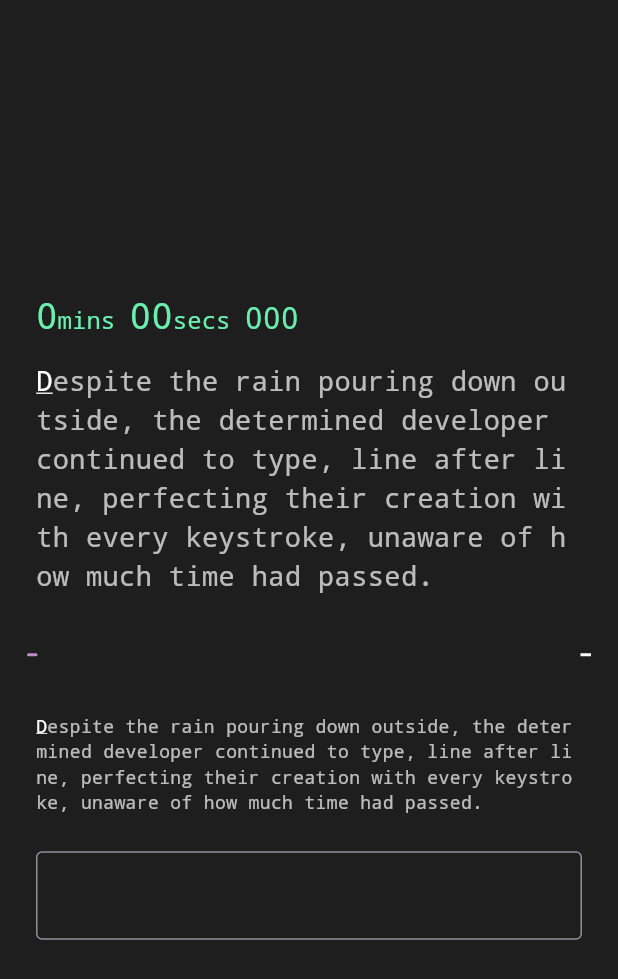
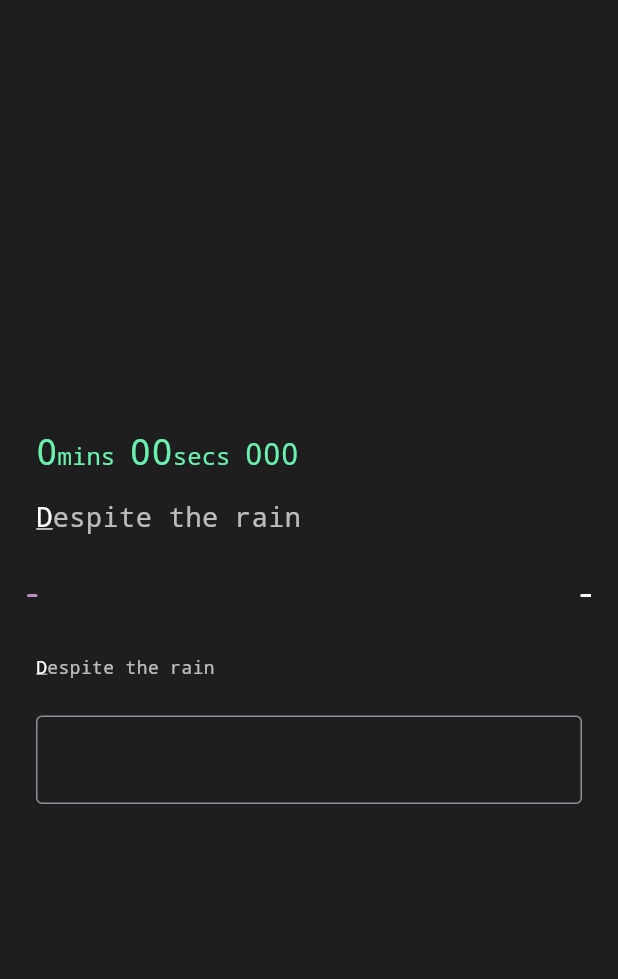
Before and after one commit to ThatSaxyDev/tracer, a Flutter app: the RaceScreen screen opened directly, on a phone screen of 412 x 824 dp. Shown: the top 979 px of the screen. Run offline on Flutter 3.47's test engine with Material 3 defaults, Android fonts, the phone set to English and light mode, and no system bars; our stand-ins replace flutter_animate, flutter_riverpod.

Commit message:
updated the type display to account for indicating spaces correctly and incorrectly

```diff
--- a/lib/models/game_state.dart
+++ b/lib/models/game_state.dart
@@ -28,8 +28,7 @@ class GameState {
   }
 }
 
-String targetText =
-    'Despite the rain pouring down outside, the determined developer continued to type, line after line, perfecting their creation with every keystroke, unaware of how much time had passed.';
+String targetText = 'Despite the rain';
 
 // String tTExt = 'The text is short';
 
--- a/lib/views/race_view.dart
+++ b/lib/views/race_view.dart
@@ -66,7 +66,7 @@ class _RaceScreenState extends ConsumerState<RaceScreen> {
           barrierDismissible: false,
           builder: (contextt) => AlertDialog(
             shape: RoundedRectangleBorder(
-              borderRadius: BorderRadius.circular(20),
+              borderRadius: BorderRadius.circular(8),
             ),
             title: Text(
               whoWon,
@@ -80,7 +80,7 @@ class _RaceScreenState extends ConsumerState<RaceScreen> {
             actions: [
               GameButton(
                 onPressed: () {
-                  Navigator.of(contextt).pop();
+                  // Navigator.of(contextt).pop();
                   Navigator.pushReplacement(
                     context,
                     MaterialPageRoute(
--- a/lib/views/result_view.dart
+++ b/lib/views/result_view.dart
@@ -30,7 +30,9 @@ class _ResultScreenState extends ConsumerState<ResultScreen> {
     final ghostDuration = ref.watch(ghostInputProvider).elapsedTime;
     // final accuracy = game.player.accuracy(game.targetText);
 
-    return Scaffold(
+    return PopScope(
+      canPop: false,
+      child: Scaffold(
         body: Center(
           child: Padding(
             padding: const EdgeInsets.all(32),
@@ -114,6 +116,7 @@ class _ResultScreenState extends ConsumerState<ResultScreen> {
             ),
           ),
         ),
+      ),
     );
   }
 }
--- a/lib/widgets/type_display.dart
+++ b/lib/widgets/type_display.dart
@@ -1,5 +1,7 @@
 import 'package:flutter/material.dart';
+import 'package:flutter_animate/flutter_animate.dart';
 import 'package:tracer/models/player_entity.dart';
+import 'package:tracer/shared/extensions.dart';
 import 'package:tracer/widgets/shake_widget.dart';
 
 class TypeDisplay extends StatelessWidget {
@@ -21,6 +23,7 @@ class TypeDisplay extends StatelessWidget {
     for (int i = 0; i < target.length; i++) {
       final bool isUserTyped = i < input.length;
       final bool isCursor = i == input.length;
+      final bool isPrevious = i == input.length - 1;
 
       Color color;
       if (isUserTyped) {
@@ -50,11 +53,21 @@ class TypeDisplay extends StatelessWidget {
             child: isUserTyped && input[i] != target[i]
                 ? ShakeWidget(
                     key: ValueKey('$i-${input[i]}'),
-                    child: _buildStyledChar(target[i], color, isCursor,
-                        ValueKey('$i-${input.length > i ? input[i] : ''}')),
+                    child: _buildStyledChar(
+                      target[i],
+                      color,
+                      isCursor,
+                      isPrevious,
+                      ValueKey('$i-${input.length > i ? input[i] : ''}'),
+                    ),
                   )
-                : _buildStyledChar(target[i], color, isCursor,
-                    ValueKey('$i-${input.length > i ? input[i] : ''}')),
+                : _buildStyledChar(
+                    target[i],
+                    color,
+                    isCursor,
+                    isPrevious,
+                    ValueKey('$i-${input.length > i ? input[i] : ''}'),
+                  ),
           ),
         ),
       );
@@ -69,10 +82,16 @@ class TypeDisplay extends StatelessWidget {
     String char,
     Color color,
     bool isCursor,
+    bool isPrevious,
     Key key,
   ) {
+    final isSpace = char == ' ';
+    final shouldShowUnderscore = isSpace && (isCursor || isPrevious);
+
+    final displayChar = shouldShowUnderscore ? '_' : char;
+
     return Text(
-      char,
+      displayChar,
       key: key,
       style: TextStyle(
         fontSize: player.playerId == '-1' ? 18 : 12,
```
Also changed, not shown: lib/notifiers/game_notifier.dart (+22 -11 lines), 2 other files. Lines whose indentation alone changed are shown as unchanged.
